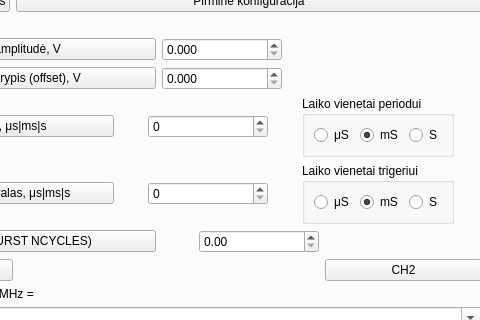
This is UIfiles/GUIThread.ui in userIsTaken/TryUSB as Qt 5 draws it before an edit; both pictures show x 164 to 644 and y 297 to 617 of the 900 by 804 pixel window. The edited form follows.
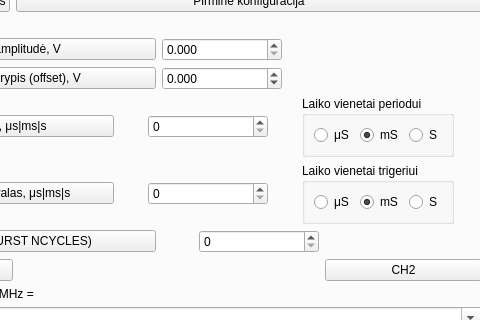
This is the edited form. Custom widgets are drawn as their Qt base class.

```diff
--- a/UIfiles/GUIThread.ui
+++ b/UIfiles/GUIThread.ui
@@ -610,6 +610,12 @@
              <property name="decimals">
               <number>3</number>
              </property>
+             <property name="minimum">
+              <double>-10.000000000000000</double>
+             </property>
+             <property name="maximum">
+              <double>10.000000000000000</double>
+             </property>
             </widget>
            </item>
            <item row="1" column="2">
@@ -708,6 +714,12 @@
                <height>16777215</height>
               </size>
              </property>
+             <property name="decimals">
+              <number>0</number>
+             </property>
+             <property name="maximum">
+              <double>10000000.000000000000000</double>
+             </property>
             </widget>
            </item>
           </layout>
```
Left out of the diff: 5 changed lines with no effect on the pictures.
